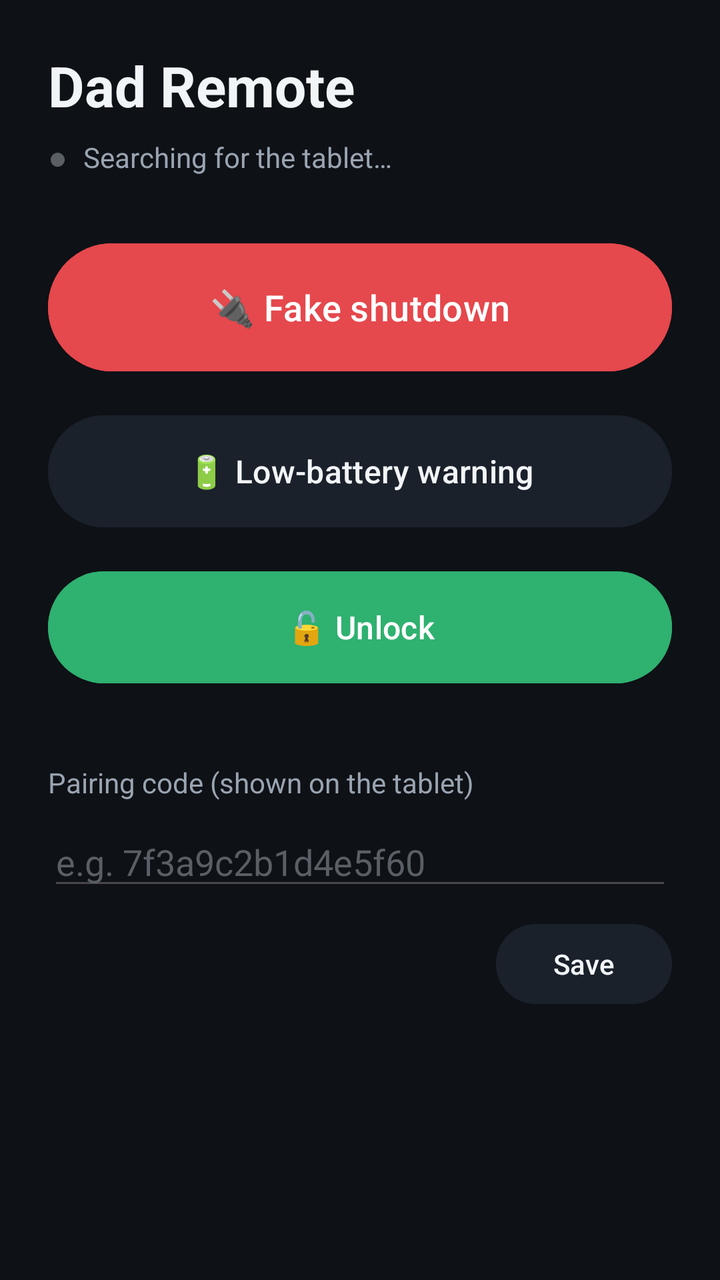
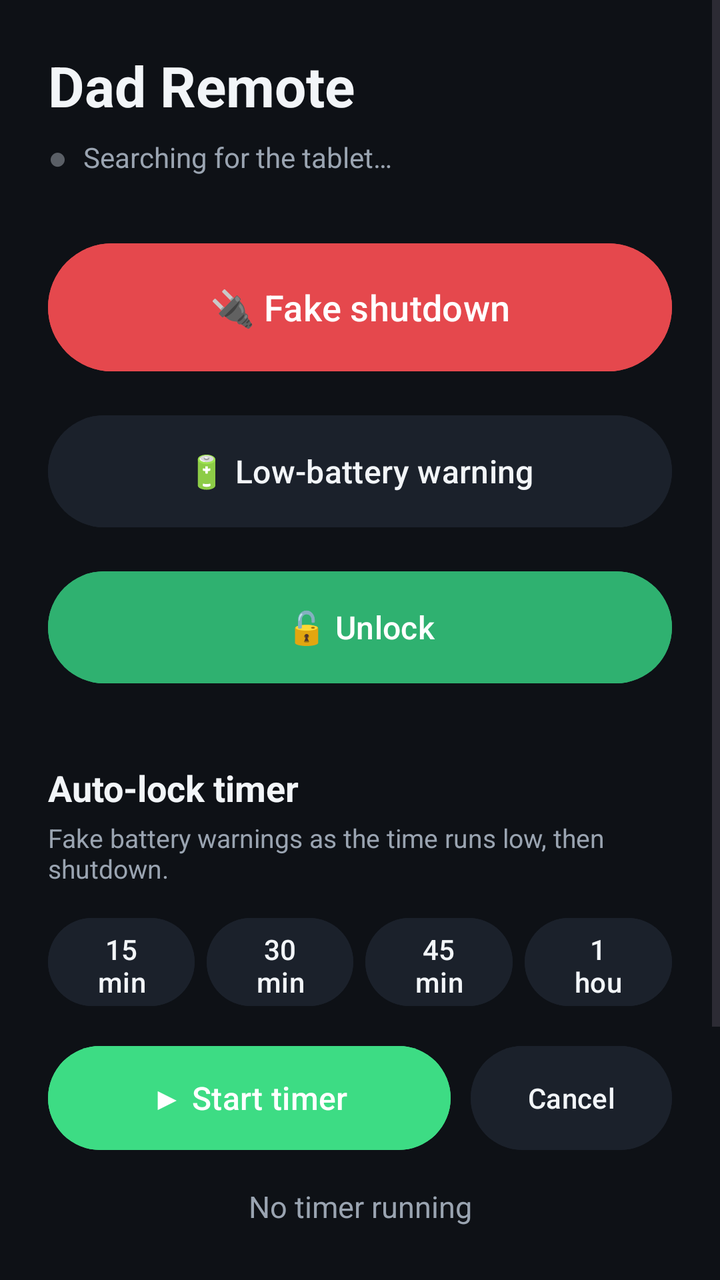

An Android layout rendered at two revisions. The XML below is the earlier revision; the diff shows what the commit changed to produce the second picture.
<!-- AndroidManifest.xml: application theme Theme.DadPhone -->
<!-- res/layout/activity_main.xml -->
<?xml version="1.0" encoding="utf-8"?>
<ScrollView xmlns:android="http://schemas.android.com/apk/res/android"
    xmlns:app="http://schemas.android.com/apk/res-auto"
    android:layout_width="match_parent"
    android:layout_height="match_parent"
    android:background="@color/bg"
    android:fillViewport="true">

    <LinearLayout
        android:layout_width="match_parent"
        android:layout_height="wrap_content"
        android:orientation="vertical"
        android:padding="24dp">

        <TextView
            android:layout_width="wrap_content"
            android:layout_height="wrap_content"
            android:text="@string/app_name"
            android:textColor="@color/text_primary"
            android:textSize="28sp"
            android:textStyle="bold" />

        
        <LinearLayout
            android:layout_width="wrap_content"
            android:layout_height="wrap_content"
            android:orientation="horizontal"
            android:gravity="center_vertical"
            android:paddingTop="6dp"
            android:paddingBottom="28dp">
            <TextView
                android:id="@+id/statusDot"
                android:layout_width="wrap_content"
                android:layout_height="wrap_content"
                android:text="●"
                android:textColor="@color/off_gray"
                android:textSize="16sp"
                android:paddingEnd="8dp"
                android:paddingRight="8dp" />
            <TextView
                android:id="@+id/statusText"
                android:layout_width="wrap_content"
                android:layout_height="wrap_content"
                android:text="@string/searching"
                android:textColor="@color/text_secondary"
                android:textSize="14sp" />
        </LinearLayout>

        
        <Button
            android:id="@+id/btnLock"
            android:layout_width="match_parent"
            android:layout_height="72dp"
            android:text="@string/action_lock"
            android:textSize="18sp"
            android:textColor="@color/white"
            android:backgroundTint="@color/danger" />

        <Button
            android:id="@+id/btnBattery"
            android:layout_width="match_parent"
            android:layout_height="64dp"
            android:layout_marginTop="14dp"
            android:text="@string/action_battery"
            android:textSize="16sp"
            android:textColor="@color/text_primary"
            android:backgroundTint="@color/surface" />

        <Button
            android:id="@+id/btnUnlock"
            android:layout_width="match_parent"
            android:layout_height="64dp"
            android:layout_marginTop="14dp"
            android:text="@string/action_unlock"
            android:textSize="16sp"
            android:textColor="@color/white"
            android:backgroundTint="@color/ok_green" />

        
        <TextView
            android:layout_width="wrap_content"
            android:layout_height="wrap_content"
            android:text="@string/pairing_label"
            android:textColor="@color/text_secondary"
            android:paddingTop="36dp"
            android:paddingBottom="8dp" />

        <EditText
            android:id="@+id/tokenField"
            android:layout_width="match_parent"
            android:layout_height="wrap_content"
            android:hint="@string/pairing_hint"
            android:textColor="@color/text_primary"
            android:textColorHint="@color/off_gray"
            android:inputType="textNoSuggestions"
            android:maxLines="1" />

        <Button
            android:id="@+id/btnSaveToken"
            android:layout_width="wrap_content"
            android:layout_height="wrap_content"
            android:layout_gravity="end"
            android:layout_marginTop="8dp"
            android:text="@string/save"
            android:textColor="@color/text_primary"
            android:backgroundTint="@color/surface" />
    </LinearLayout>
</ScrollView>
<!-- resources referenced by this layout -->
<resources>
  <color name="bg">#0E1116</color>
  <color name="danger">#E5484D</color>
  <color name="off_gray">#5A5F66</color>
  <color name="ok_green">#2FB170</color>
  <color name="surface">#1B212B</color>
  <color name="text_primary">#F2F5F8</color>
  <color name="text_secondary">#9AA4B1</color>
  <color name="white">#FFFFFF</color>
  <string name="action_battery">🔋  Low-battery warning</string>
  <string name="action_lock">🔌  Fake shutdown</string>
  <string name="action_unlock">🔓  Unlock</string>
  <string name="app_name">Dad Remote</string>
  <string name="pairing_hint">e.g. 7f3a9c2b1d4e5f60</string>
  <string name="pairing_label">Pairing code (shown on the tablet)</string>
  <string name="save">Save</string>
  <string name="searching">Searching for the tablet…</string>
  <style name="Theme.DadPhone" parent="Theme.Material3.DayNight.NoActionBar">
          <item name="android:windowBackground">@color/bg</item>
          <item name="android:statusBarColor">@color/bg</item>
      </style>
</resources>

<!-- the commit's change to res/layout/activity_main.xml (unified diff, before → after) -->
@@ -80,6 +80,114 @@
         <TextView
             android:layout_width="wrap_content"
             android:layout_height="wrap_content"
+            android:text="@string/timer_label"
+            android:textColor="@color/text_primary"
+            android:textSize="18sp"
+            android:textStyle="bold"
+            android:paddingTop="36dp" />
+
+        <TextView
+            android:layout_width="wrap_content"
+            android:layout_height="wrap_content"
+            android:text="@string/timer_hint"
+            android:textColor="@color/text_secondary"
+            android:textSize="13sp"
+            android:paddingTop="4dp"
+            android:paddingBottom="12dp" />
+
+        <LinearLayout
+            android:layout_width="match_parent"
+            android:layout_height="wrap_content"
+            android:orientation="horizontal"
+            android:baselineAligned="false">
+
+            <Button
+                android:id="@+id/btnMin15"
+                android:layout_width="0dp"
+                android:layout_height="52dp"
+                android:layout_weight="1"
+                android:layout_marginEnd="6dp"
+                android:text="@string/min_15"
+                android:textSize="14sp"
+                android:textColor="@color/text_primary"
+                android:backgroundTint="@color/surface" />
+
+            <Button
+                android:id="@+id/btnMin30"
+                android:layout_width="0dp"
+                android:layout_height="52dp"
+                android:layout_weight="1"
+                android:layout_marginEnd="6dp"
+                android:text="@string/min_30"
+                android:textSize="14sp"
+                android:textColor="@color/text_primary"
+                android:backgroundTint="@color/surface" />
+
+            <Button
+                android:id="@+id/btnMin45"
+                android:layout_width="0dp"
+                android:layout_height="52dp"
+                android:layout_weight="1"
+                android:layout_marginEnd="6dp"
+                android:text="@string/min_45"
+                android:textSize="14sp"
+                android:textColor="@color/text_primary"
+                android:backgroundTint="@color/surface" />
+
+            <Button
+                android:id="@+id/btnMin60"
+                android:layout_width="0dp"
+                android:layout_height="52dp"
+                android:layout_weight="1"
+                android:text="@string/min_60"
+                android:textSize="14sp"
+                android:textColor="@color/text_primary"
+                android:backgroundTint="@color/surface" />
+        </LinearLayout>
+
+        <LinearLayout
+            android:layout_width="match_parent"
+            android:layout_height="wrap_content"
+            android:orientation="horizontal"
+            android:baselineAligned="false"
+            android:layout_marginTop="12dp">
+
+            <Button
+                android:id="@+id/btnStartTimer"
+                android:layout_width="0dp"
+                android:layout_height="60dp"
+                android:layout_weight="2"
+                android:layout_marginEnd="10dp"
+                android:text="@string/start_timer"
+                android:textSize="16sp"
+                android:textColor="@color/white"
+                android:backgroundTint="@color/accent" />
+
+            <Button
+                android:id="@+id/btnCancelTimer"
+                android:layout_width="0dp"
+                android:layout_height="60dp"
+                android:layout_weight="1"
+                android:text="@string/cancel_timer"
+                android:textSize="14sp"
+                android:textColor="@color/text_primary"
+                android:backgroundTint="@color/surface" />
+        </LinearLayout>
+
+        <TextView
+            android:id="@+id/timerText"
+            android:layout_width="match_parent"
+            android:layout_height="wrap_content"
+            android:text="@string/timer_idle"
+            android:textColor="@color/text_secondary"
+            android:textSize="15sp"
+            android:gravity="center"
+            android:paddingTop="14dp" />
+
+        
+        <TextView
+            android:layout_width="wrap_content"
+            android:layout_height="wrap_content"
             android:text="@string/pairing_label"
             android:textColor="@color/text_secondary"
             android:paddingTop="36dp"
<!-- resource entries referenced after the edit -->
@@ -1,5 +1,6 @@
 <!-- resources referenced by this layout -->
 <resources>
+  <color name="accent">#3DDC84</color>
   <color name="bg">#0E1116</color>
   <color name="danger">#E5484D</color>
   <color name="off_gray">#5A5F66</color>
@@ -12,10 +13,19 @@
   <string name="action_lock">🔌  Fake shutdown</string>
   <string name="action_unlock">🔓  Unlock</string>
   <string name="app_name">Dad Remote</string>
+  <string name="cancel_timer">Cancel</string>
+  <string name="min_15">15 min</string>
+  <string name="min_30">30 min</string>
+  <string name="min_45">45 min</string>
+  <string name="min_60">1 hour</string>
   <string name="pairing_hint">e.g. 7f3a9c2b1d4e5f60</string>
   <string name="pairing_label">Pairing code (shown on the tablet)</string>
   <string name="save">Save</string>
   <string name="searching">Searching for the tablet…</string>
+  <string name="start_timer">▶  Start timer</string>
+  <string name="timer_hint">Fake battery warnings as the time runs low, then shutdown.</string>
+  <string name="timer_idle">No timer running</string>
+  <string name="timer_label">Auto-lock timer</string>
   <style name="Theme.DadPhone" parent="Theme.Material3.DayNight.NoActionBar">
           <item name="android:windowBackground">@color/bg</item>
           <item name="android:statusBarColor">@color/bg</item>
